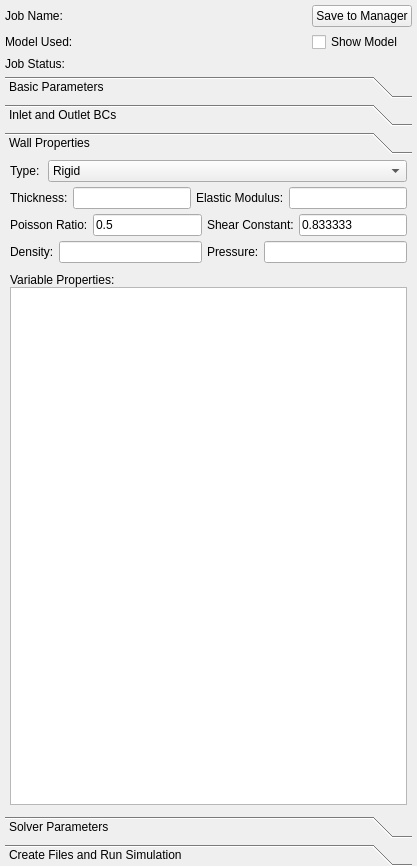
Above: Code/Source/sv4gui/Plugins/org.sv.gui.qt.simulation/sv4gui_SimulationView.ui from SimVascular/SimVascular before the change. Below: the same form after it.
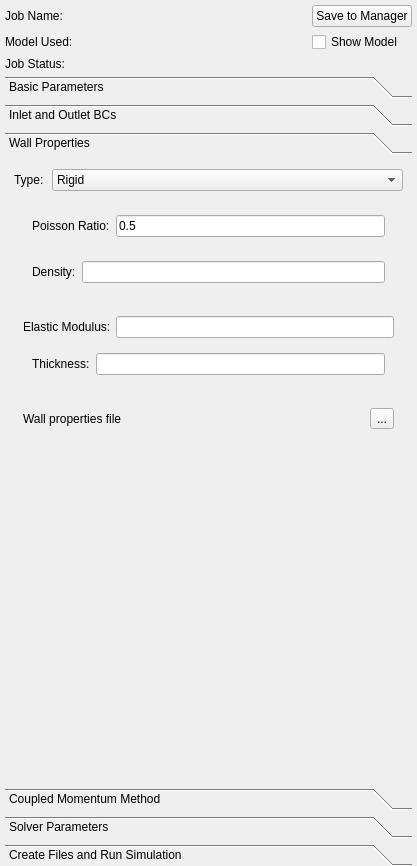
That is the form after the change. Custom widgets are drawn as their Qt base class.

Commit message: Add Coupled Momentum Method page to the Simulation Tool.

```diff
--- a/Code/Source/sv4gui/Plugins/org.sv.gui.qt.simulation/sv4gui_SimulationView.ui
+++ b/Code/Source/sv4gui/Plugins/org.sv.gui.qt.simulation/sv4gui_SimulationView.ui
@@ -269,7 +269,7 @@
            <x>0</x>
            <y>0</y>
            <width>407</width>
-           <height>620</height>
+           <height>586</height>
           </rect>
          </property>
          <attribute name="label">
@@ -292,23 +292,8 @@
            <number>0</number>
           </property>
           <item>
-           <widget class="QWidget" name="widget_4" native="true">
-            <layout class="QVBoxLayout" name="verticalLayout_4">
-             <property name="spacing">
-              <number>5</number>
-             </property>
-             <property name="leftMargin">
-              <number>5</number>
-             </property>
-             <property name="topMargin">
-              <number>0</number>
-             </property>
-             <property name="rightMargin">
-              <number>5</number>
-             </property>
-             <property name="bottomMargin">
-              <number>5</number>
-             </property>
+           <widget class="QWidget" name="WallProps_base_widget" native="true">
+            <layout class="QVBoxLayout" name="verticalLayout_6">
              <item>
               <widget class="QWidget" name="widget_5" native="true">
                <property name="sizePolicy">
@@ -359,116 +344,25 @@
               </widget>
              </item>
              <item>
-              <widget class="QWidget" name="widgetConstant" native="true">
-               <property name="sizePolicy">
-                <sizepolicy hsizetype="Preferred" vsizetype="Fixed">
-                 <horstretch>0</horstretch>
-                 <verstretch>0</verstretch>
-                </sizepolicy>
-               </property>
+              <widget class="QWidget" name="WallProps_constant_props" native="true">
                <layout class="QVBoxLayout" name="verticalLayout_5">
-                <property name="spacing">
-                 <number>5</number>
-                </property>
-                <property name="leftMargin">
-                 <number>0</number>
-                </property>
-                <property name="topMargin">
-                 <number>0</number>
-                </property>
-                <property name="rightMargin">
-                 <number>0</number>
-                </property>
-                <property name="bottomMargin">
-                 <number>0</number>
-                </property>
                 <item>
-                 <widget class="QWidget" name="widgetThicknessE" native="true">
-                  <layout class="QHBoxLayout" name="horizontalLayout_3">
-                   <property name="spacing">
-                    <number>5</number>
-                   </property>
-                   <property name="leftMargin">
-                    <number>0</number>
-                   </property>
-                   <property name="topMargin">
-                    <number>0</number>
-                   </property>
-                   <property name="rightMargin">
-                    <number>0</number>
-                   </property>
-                   <property name="bottomMargin">
-                    <number>0</number>
-                   </property>
+                 <widget class="QWidget" name="WallProps_poisson_widget" native="true">
+                  <layout class="QHBoxLayout" name="horizontalLayout_5">
                    <item>
-                    <widget class="QLabel" name="label_5">
-                     <property name="text">
-                      <string>Thickness:</string>
-                     </property>
-                    </widget>
-                   </item>
-                   <item>
-                    <widget class="QLineEdit" name="lineEditThickness"/>
-                   </item>
-                   <item>
-                    <widget class="QLabel" name="label_6">
-                     <property name="text">
-                      <string>Elastic Modulus:</string>
-                     </property>
-                    </widget>
-                   </item>
-                   <item>
-                    <widget class="QLineEdit" name="lineEditE"/>
-                   </item>
-                  </layout>
-                 </widget>
-                </item>
-                <item>
-                 <widget class="QWidget" name="widget_8" native="true">
-                  <layout class="QHBoxLayout" name="horizontalLayout_4">
-                   <property name="spacing">
-                    <number>5</number>
-                   </property>
-                   <property name="leftMargin">
-                    <number>0</number>
-                   </property>
-                   <property name="topMargin">
-                    <number>0</number>
-                   </property>
-                   <property name="rightMargin">
-                    <number>0</number>
-                   </property>
-                   <property name="bottomMargin">
-                    <number>0</number>
-                   </property>
-                   <item>
-                    <widget class="QLabel" name="label_7">
+                    <widget class="QLabel" name="label_8">
                      <property name="text">
                       <string>Poisson Ratio:</string>
                      </property>
                     </widget>
                    </item>
                    <item>
-                    <widget class="QLineEdit" name="lineEditNu">
+                    <widget class="QLineEdit" name="WallProps_poisson_ratio">
                      <property name="text">
                       <string>0.5</string>
                      </property>
                     </widget>
                    </item>
-                   <item>
-                    <widget class="QLabel" name="label_8">
-                     <property name="text">
-                      <string>Shear Constant:</string>
-                     </property>
-                    </widget>
-                   </item>
-                   <item>
-                    <widget class="QLineEdit" name="lineEditKcons">
-                     <property name="text">
-                      <string>0.833333</string>
-                     </property>
-                    </widget>
-                   </item>
                   </layout>
                   <zorder>lineEditNu</zorder>
                   <zorder>label_7</zorder>
@@ -477,23 +371,8 @@
                  </widget>
                 </item>
                 <item>
-                 <widget class="QWidget" name="widget_9" native="true">
-                  <layout class="QHBoxLayout" name="horizontalLayout_5">
-                   <property name="spacing">
-                    <number>5</number>
-                   </property>
-                   <property name="leftMargin">
-                    <number>0</number>
-                   </property>
-                   <property name="topMargin">
-                    <number>0</number>
-                   </property>
-                   <property name="rightMargin">
-                    <number>0</number>
-                   </property>
-                   <property name="bottomMargin">
-                    <number>0</number>
-                   </property>
+                 <widget class="QWidget" name="WallProps_density_widget" native="true">
+                  <layout class="QHBoxLayout" name="horizontalLayout_3">
                    <item>
                     <widget class="QLabel" name="label_19">
                      <property name="text">
@@ -502,17 +381,7 @@
                     </widget>
                    </item>
                    <item>
-                    <widget class="QLineEdit" name="lineEditWallDensity"/>
-                   </item>
-                   <item>
-                    <widget class="QLabel" name="label_9">
-                     <property name="text">
-                      <string>Pressure:</string>
-                     </property>
-                    </widget>
-                   </item>
-                   <item>
-                    <widget class="QLineEdit" name="lineEditPressure"/>
+                    <widget class="QLineEdit" name="WallProps_density"/>
                    </item>
                   </layout>
                  </widget>
@@ -521,34 +390,25 @@
               </widget>
              </item>
              <item>
-              <widget class="QWidget" name="widget_10" native="true">
-               <layout class="QHBoxLayout" name="horizontalLayout_6">
-                <property name="spacing">
-                 <number>0</number>
-                </property>
-                <property name="leftMargin">
-                 <number>0</number>
-                </property>
-                <property name="topMargin">
-                 <number>0</number>
-                </property>
-                <property name="rightMargin">
-                 <number>0</number>
-                </property>
-                <property name="bottomMargin">
-                 <number>0</number>
-                </property>
+              <widget class="QWidget" name="WallProps_elastic_props" native="true">
+               <property name="sizePolicy">
+                <sizepolicy hsizetype="Preferred" vsizetype="Fixed">
+                 <horstretch>0</horstretch>
+                 <verstretch>0</verstretch>
+                </sizepolicy>
+               </property>
+               <layout class="QVBoxLayout" name="verticalLayout_4">
                 <item>
-                 <widget class="QWidget" name="widgetVariable" native="true">
-                  <layout class="QVBoxLayout" name="verticalLayout_6">
+                 <widget class="QWidget" name="widget_8" native="true">
+                  <layout class="QHBoxLayout" name="horizontalLayout_4">
                    <property name="spacing">
-                    <number>0</number>
+                    <number>5</number>
                    </property>
                    <property name="leftMargin">
                     <number>0</number>
                    </property>
                    <property name="topMargin">
-                    <number>5</number>
+                    <number>0</number>
                    </property>
                    <property name="rightMargin">
                     <number>0</number>
@@ -557,21 +417,131 @@
                     <number>0</number>
                    </property>
                    <item>
-                    <widget class="QLabel" name="label_10">
+                    <widget class="QLabel" name="label_6">
                      <property name="text">
-                      <string>Variable Properties:</string>
+                      <string>Elastic Modulus:</string>
                      </property>
                     </widget>
                    </item>
                    <item>
-                    <widget class="QTableView" name="tableViewVar">
-                     <property name="contextMenuPolicy">
-                      <enum>Qt::ContextMenuPolicy::CustomContextMenu</enum>
+                    <widget class="QLineEdit" name="WallProps_elastic_modulus"/>
+                   </item>
+                  </layout>
+                 </widget>
+                </item>
+                <item>
+                 <widget class="QWidget" name="WallProps_thickness_widget" native="true">
+                  <layout class="QHBoxLayout" name="horizontalLayout_6">
+                   <item>
+                    <widget class="QLabel" name="label_5">
+                     <property name="text">
+                      <string>Thickness:</string>
                      </property>
-                     <property name="selectionBehavior">
-                      <enum>QAbstractItemView::SelectionBehavior::SelectRows</enum>
+                    </widget>
+                   </item>
+                   <item>
+                    <widget class="QLineEdit" name="WallProps_thickness"/>
+                   </item>
+                  </layout>
+                 </widget>
+                </item>
+               </layout>
+              </widget>
+             </item>
+             <item>
+              <widget class="QWidget" name="WallProps_variable_props" native="true">
+               <layout class="QHBoxLayout" name="horizontalLayout_8">
+                <item>
+                 <widget class="QLabel" name="label_7">
+                  <property name="text">
+                   <string>Wall properties file</string>
+                  </property>
+                 </widget>
+                </item>
+                <item>
+                 <widget class="QToolButton" name="WallsProps_variable_props_file">
+                  <property name="text">
+                   <string>...</string>
+                  </property>
+                 </widget>
+                </item>
+               </layout>
+              </widget>
+             </item>
+             <item>
+              <spacer name="verticalSpacer">
+               <property name="orientation">
+                <enum>Qt::Orientation::Vertical</enum>
+               </property>
+               <property name="sizeHint" stdset="0">
+                <size>
+                 <width>20</width>
+                 <height>217</height>
+                </size>
+               </property>
+              </spacer>
+             </item>
+            </layout>
+           </widget>
+          </item>
+         </layout>
+        </widget>
+        <widget class="QWidget" name="Toolbox_cmm_page">
+         <property name="geometry">
+          <rect>
+           <x>0</x>
+           <y>0</y>
+           <width>407</width>
+           <height>586</height>
+          </rect>
+         </property>
+         <attribute name="label">
+          <string>Coupled Momentum Method</string>
+         </attribute>
+         <layout class="QVBoxLayout" name="cmm_verticalLayout_3">
+          <property name="spacing">
+           <number>5</number>
+          </property>
+          <property name="leftMargin">
+           <number>0</number>
+          </property>
+          <property name="topMargin">
+           <number>0</number>
+          </property>
+          <property name="rightMargin">
+           <number>0</number>
+          </property>
+          <property name="bottomMargin">
+           <number>0</number>
+          </property>
+          <item>
+           <widget class="QWidget" name="cmm_widget_4" native="true">
+            <layout class="QVBoxLayout" name="verticalLayout_14">
+             <item>
+              <widget class="QWidget" name="cmm_base_widget" native="true">
+               <layout class="QVBoxLayout" name="verticalLayout_13">
+                <property name="spacing">
+                 <number>50</number>
+                </property>
+                <item>
+                 <widget class="QCheckBox" name="CmmSim_enable_cmm_simulation">
+                  <property name="text">
+                   <string>Enable CMM simulation</string>
+                  </property>
+                 </widget>
+                </item>
+                <item>
+                 <widget class="QGroupBox" name="groupBox">
+                  <property name="title">
+                   <string>Simulation type</string>
+                  </property>
+                  <layout class="QHBoxLayout" name="horizontalLayout">
+                   <item>
+                    <widget class="QRadioButton" name="CmmSimType_cmm">
+                     <property name="text">
+                      <string>cmm</string>
                      </property>
-                     <property name="sortingEnabled">
+                     <property name="checked">
                       <bool>true</bool>
                      </property>
                     </widget>
@@ -579,22 +549,6 @@
                   </layout>
                  </widget>
                 </item>
-                <item>
-                 <spacer name="verticalSpacer">
-                  <property name="orientation">
-                   <enum>Qt::Orientation::Vertical</enum>
-                  </property>
-                  <property name="sizeType">
-                   <enum>QSizePolicy::Policy::Expanding</enum>
-                  </property>
-                  <property name="sizeHint" stdset="0">
-                   <size>
-                    <width>0</width>
-                    <height>459</height>
-                   </size>
-                  </property>
-                 </spacer>
-                </item>
                </layout>
               </widget>
              </item>
```
Left out of the diff: 129 changed lines with no effect on the pictures. The commit also changes 5 other files.
